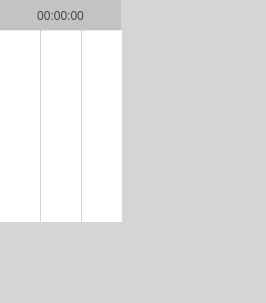
Before: the Qt Designer form nvrConfig/timeselectdialog.ui in xiaoxiaodx/NVRPRO, drawn with Qt 5.
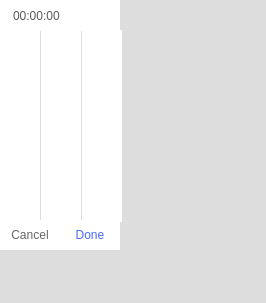
After: the same form once the commit is applied.

Patch:
```diff
--- a/nvrConfig/timeselectdialog.ui
+++ b/nvrConfig/timeselectdialog.ui
@@ -15,12 +15,14 @@
   </property>
   <property name="styleSheet">
    <string notr="true">QWidget{
-	background-color: rgba(0,0,0,0.09);
+	background-color: #dddddd;
 	font-family: &quot;HelveticaNeue&quot;;
 	font-size:12px;
     color: rgba(0,0,0,0.65);
 }
-
+QLable{
+	background-color:#ffffff;
+}
 QListView{
 	border:0px solid gray;   /*边界线:宽度、颜色*/
     background:#ffffff;   /*表格背景色*/
@@ -33,33 +35,28 @@
     padding-bottom:6px;
 }
 
-QListView::item:hover
-{
-    show-decoration-selected:5;
-    background:#F7F7F7;
-}
-
 QListView::item:selected
 {    /*border:0px;*/
     background:#F4F6FF;
+	color:rgba(0,0,0,0.65);  
     padding:0px;
     margin:0px;
 }/*上次选择后保留的状态，鼠标离开后显示*/QListView::item:selected:!active
 {
     border-width:0px;
-    background:lightgreen;
+    background:#F4F6FF;
 }
 QScrollBar:vertical
 {
-    width:8px;
-    background:rgb(0,0,0,0%);
+    width:3px;
+    background:#ffffff;
     margin:0px,0px,0px,0px;
     padding-top:0px;   /*上预留位置*/
     padding-bottom:0px;    /*下预留位置*/}/*滚动条中滑块的样式*/
 QScrollBar::handle:vertical
 {
-    width:8px;
-    background:rgb(0,0,0,25%);
+    width:3px;
+    background:rgba(0,0,0,0.15);
     border-radius:4px;
     min-height:20px;}/*鼠标触及滑块样式*/QScrollBar::handle:vertical:hover
 {
@@ -89,11 +86,9 @@
 {
     height:0px;
     width:0px;
-    subcontrol-position:top;}
-/*当滚动条滚动的时候，上面的部分和下面的部分*/QScrollBar::add-page:vertical,QScrollBar::sub-page:vertical
-{
-    background:rgb(0,0,0,10%);
-    border-radius:4px;}
+    subcontrol-position:top;
+}
+
 </string>
   </property>
   <widget class="QListView" name="listView_hour">
@@ -105,6 +100,21 @@
      <height>192</height>
     </rect>
    </property>
+   <property name="editTriggers">
+    <set>QAbstractItemView::NoEditTriggers</set>
+   </property>
+   <property name="textElideMode">
+    <enum>Qt::ElideMiddle</enum>
+   </property>
+   <property name="horizontalScrollMode">
+    <enum>QAbstractItemView::ScrollPerItem</enum>
+   </property>
+   <property name="wordWrap">
+    <bool>false</bool>
+   </property>
+   <property name="itemAlignment">
+    <set>Qt::AlignCenter</set>
+   </property>
   </widget>
   <widget class="QListView" name="listView_minute">
    <property name="geometry">
@@ -131,15 +141,85 @@
     <rect>
      <x>0</x>
      <y>0</y>
-     <width>121</width>
+     <width>120</width>
      <height>31</height>
     </rect>
    </property>
+   <property name="sizePolicy">
+    <sizepolicy hsizetype="Expanding" vsizetype="Preferred">
+     <horstretch>0</horstretch>
+     <verstretch>0</verstretch>
+    </sizepolicy>
+   </property>
+   <property name="styleSheet">
+    <string notr="true">padding-left:10px;
+background-color: rgb(255, 255, 255);</string>
+   </property>
    <property name="text">
     <string>00:00:00</string>
    </property>
    <property name="alignment">
-    <set>Qt::AlignCenter</set>
+    <set>Qt::AlignLeading|Qt::AlignLeft|Qt::AlignVCenter</set>
+   </property>
+  </widget>
+  <widget class="QPushButton" name="pushButton_done">
+   <property name="geometry">
+    <rect>
+     <x>60</x>
+     <y>220</y>
+     <width>60</width>
+     <height>30</height>
+    </rect>
+   </property>
+   <property name="styleSheet">
+    <string notr="true">QPushButton {
+	background-color:#ffffff;
+	border:none;
+	color:#476BFD;
+	font-family: &quot;Microsoft YaHei&quot;;
+	font-size: 12px;
+}
+QPushButton:pressed {  
+    /* 改变背景色   
+    background-color:rgb(40,85,20); */
+    /* 使文字有一点移动 */  
+    padding-left:2px;  
+    padding-top:2px;  
+}  
+</string>
+   </property>
+   <property name="text">
+    <string>Done</string>
+   </property>
+  </widget>
+  <widget class="QPushButton" name="pushButton_cancel">
+   <property name="geometry">
+    <rect>
+     <x>0</x>
+     <y>220</y>
+     <width>60</width>
+     <height>30</height>
+    </rect>
+   </property>
+   <property name="styleSheet">
+    <string notr="true">QPushButton {
+	background-color:#ffffff;
+	border:none;
+	color:#666666;
+	font-family: &quot;Microsoft YaHei&quot;;
+	font-size: 12px;
+}
+QPushButton:pressed {  
+    /* 改变背景色   
+    background-color:rgb(40,85,20); */
+    /* 使文字有一点移动 */  
+    padding-left:2px;  
+    padding-top:2px;  
+}  
+</string>
+   </property>
+   <property name="text">
+    <string>Cancel</string>
    </property>
   </widget>
  </widget>
```
Left out of the diff: 6 changed lines with no effect on the pictures.
